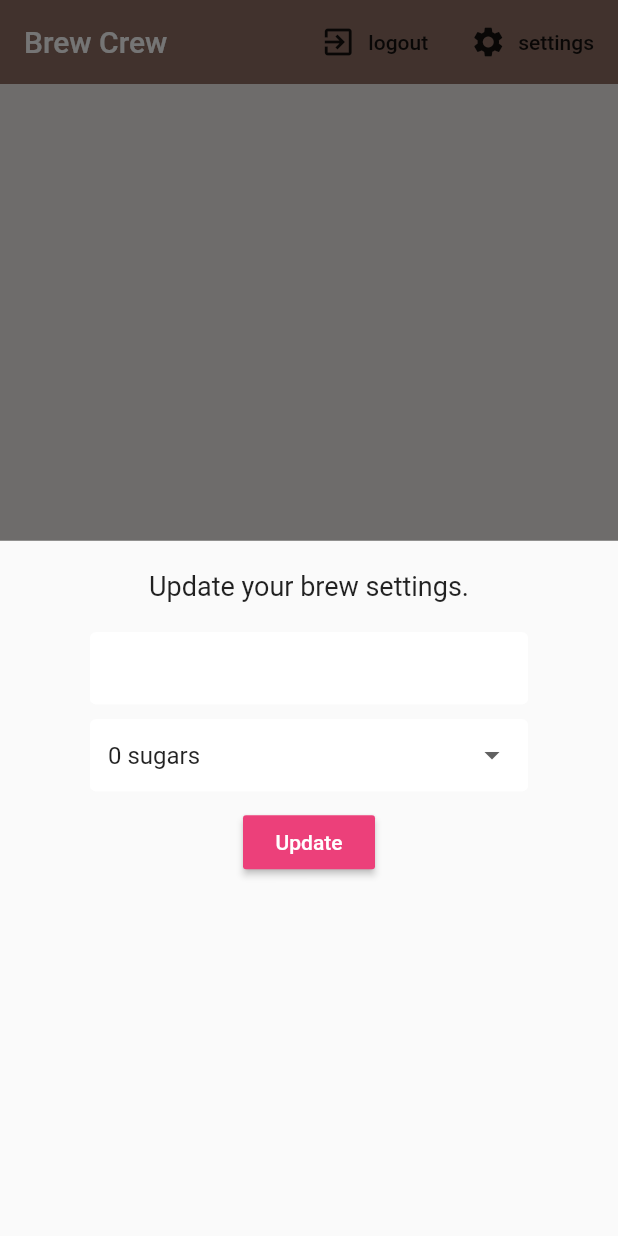
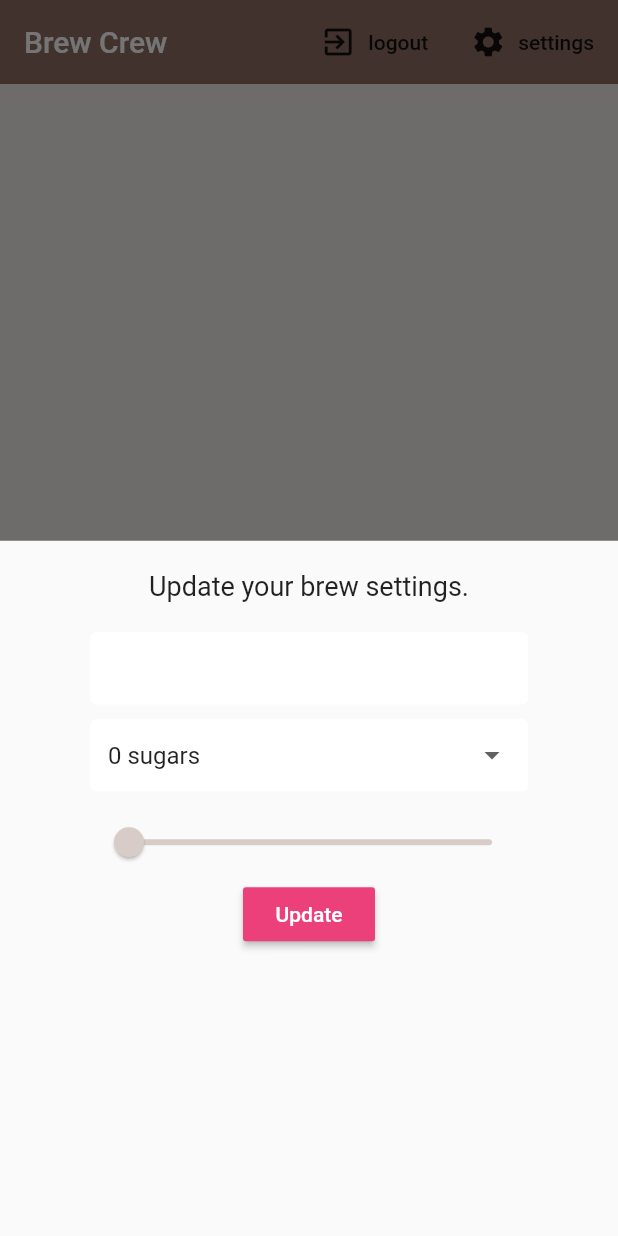
Before and after one commit to deniell/brew_crew_app, a Flutter app: the screen it shows once a user with an empty profile is signed in, after a tap on "settings", on a phone screen of 412 x 824 dp. Run offline on Flutter 3.47's test engine with Material 2 defaults, Android fonts, the phone set to English and light mode, and no system bars; our stand-ins replace cloud_firestore, firebase_auth, flutter_spinkit; accounts and stored records are empty.

Commit message:
fixed bug with brew list, when null is returned from Firebase; added Slider widget to SettingsForm

```diff
--- a/lib/screens/home/brew_list.dart
+++ b/lib/screens/home/brew_list.dart
@@ -14,6 +14,8 @@ class _BrewListState extends State<BrewList> {
 
     final brews = Provider.of<List<Brew>>(context);
 
+    if (brews != null)
+    {
       return ListView.builder(
         itemCount: brews.length,
         itemBuilder: (context, index) {
@@ -21,4 +23,9 @@ class _BrewListState extends State<BrewList> {
         },
       );
     }
+    else
+    {
+      return Container();
     }
+  }
+}
--- a/lib/screens/home/settings_form.dart
+++ b/lib/screens/home/settings_form.dart
@@ -1,4 +1,3 @@
-import 'package:brew_crew/shared/constants.dart';
 import 'package:brew_crew_app/shared/constants.dart';
 import 'package:flutter/material.dart';
 
@@ -47,6 +46,15 @@ class _SettingsFormState extends State<SettingsForm> {
             onChanged: (val) => setState(() => _currentSugars = val ),
           ),
           SizedBox(height: 10.0),
+          Slider(
+            value: (_currentStrength ?? 100).toDouble(),
+            activeColor: Colors.brown[_currentStrength ?? 100],
+            inactiveColor: Colors.brown[_currentStrength ?? 100],
+            min: 100.0,
+            max: 900.0,
+            divisions: 8,
+            onChanged: (val) => setState(() => _currentStrength = val.round()),
+          ),
           RaisedButton(
               color: Colors.pink[400],
               child: Text(
```
Lines whose indentation alone changed are shown as unchanged.
